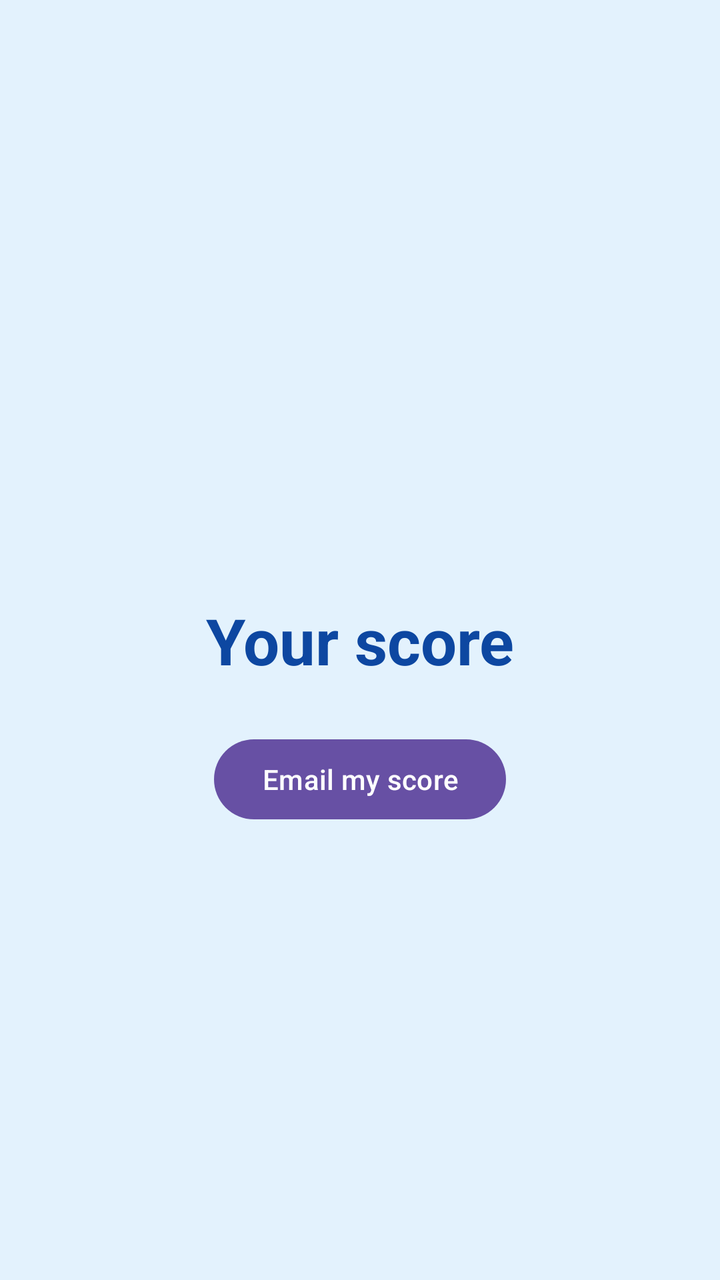
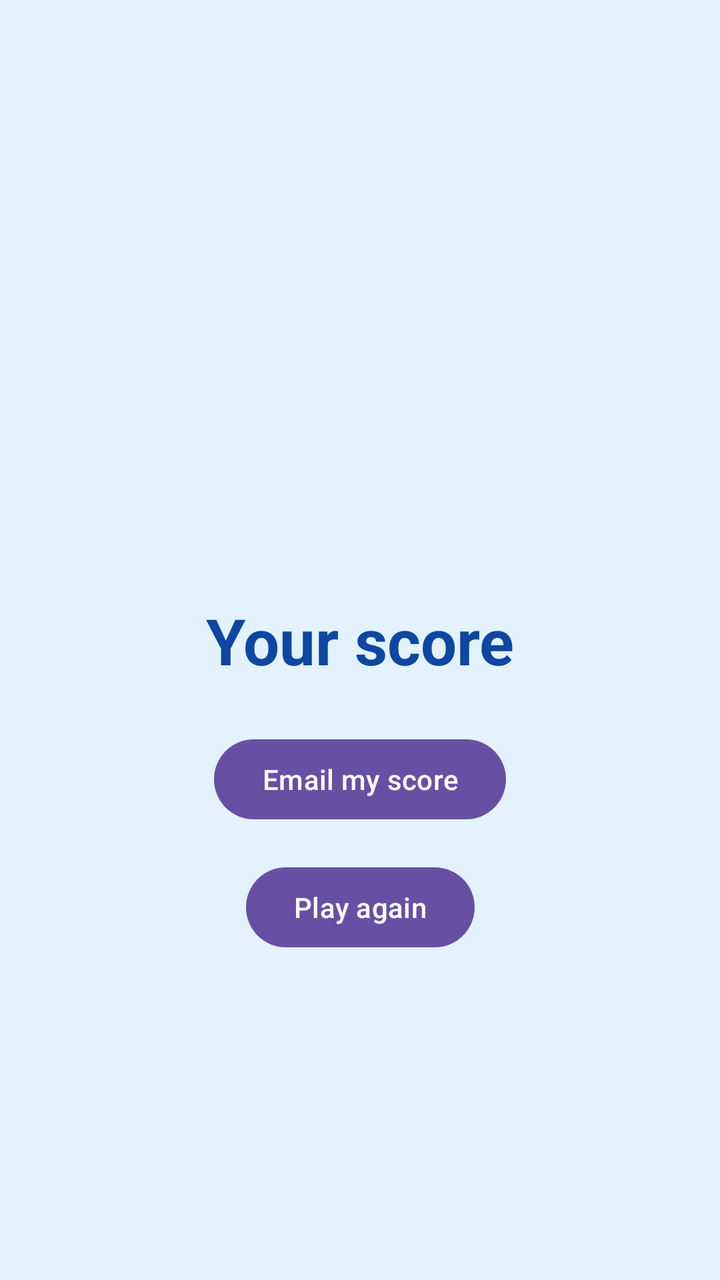

The first picture is an Android layout as it rendered before a commit; the second is the same layout after the commit. The layout source and the unified diff follow.
<!-- AndroidManifest.xml: application theme Theme.QuizAPP -->
<!-- res/layout/activity_score.xml -->
<?xml version="1.0" encoding="utf-8"?>
<androidx.constraintlayout.widget.ConstraintLayout xmlns:android="http://schemas.android.com/apk/res/android"
    xmlns:app="http://schemas.android.com/apk/res-auto"
    xmlns:tools="http://schemas.android.com/tools"
    android:id="@+id/scoreMain"
    android:layout_width="match_parent"
    android:layout_height="match_parent"
    android:background="#E3F2FD"
    tools:context=".ScoreActivity">

    <TextView
        android:id="@+id/finalScoreText"
        android:layout_width="wrap_content"
        android:layout_height="wrap_content"
        android:text="Your score"
        android:textColor="#0D47A1"
        android:textSize="32sp"
        android:textStyle="bold"
        app:layout_constraintBottom_toBottomOf="parent"
        app:layout_constraintEnd_toEndOf="parent"
        app:layout_constraintStart_toStartOf="parent"
        app:layout_constraintTop_toTopOf="parent" />

    <Button
        android:id="@+id/emailButton"
        android:layout_width="wrap_content"
        android:layout_height="wrap_content"
        android:layout_marginTop="24dp"
        android:text="Email my score"
        app:layout_constraintEnd_toEndOf="parent"
        app:layout_constraintStart_toStartOf="parent"
        app:layout_constraintTop_toBottomOf="@id/finalScoreText" />

</androidx.constraintlayout.widget.ConstraintLayout>
<!-- resources referenced by this layout -->
<resources>
  <style name="Theme.QuizAPP" parent="Base.Theme.QuizAPP" />
  <style name="Base.Theme.QuizAPP" parent="Theme.Material3.DayNight.NoActionBar">
          
          
      </style>
</resources>

<!-- the commit's change to res/layout/activity_score.xml (unified diff, before → after) -->
@@ -31,4 +31,14 @@
         app:layout_constraintStart_toStartOf="parent"
         app:layout_constraintTop_toBottomOf="@id/finalScoreText" />
 
+    <Button
+        android:id="@+id/playAgainButton"
+        android:layout_width="wrap_content"
+        android:layout_height="wrap_content"
+        android:layout_marginTop="16dp"
+        android:text="Play again"
+        app:layout_constraintEnd_toEndOf="parent"
+        app:layout_constraintStart_toStartOf="parent"
+        app:layout_constraintTop_toBottomOf="@id/emailButton" />
+
 </androidx.constraintlayout.widget.ConstraintLayout>
